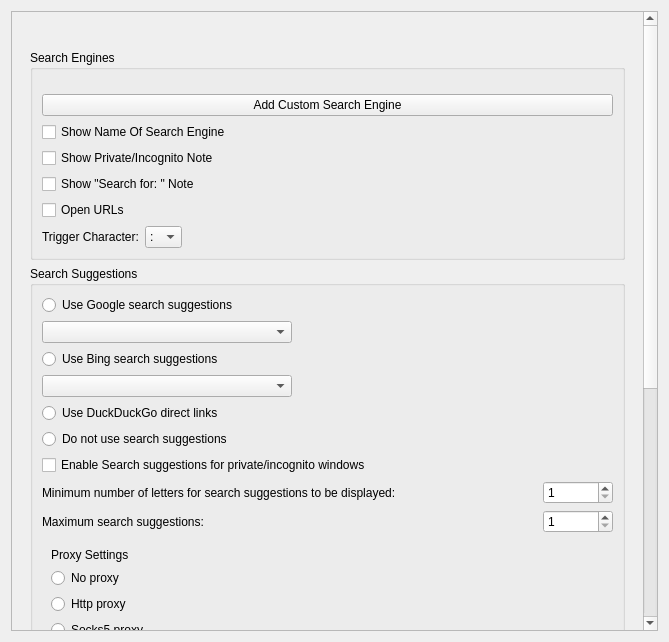
Old version of the form src/config/quick_web_shortcuts_config.ui in the repository alex1701c/QuickWebShortcuts.
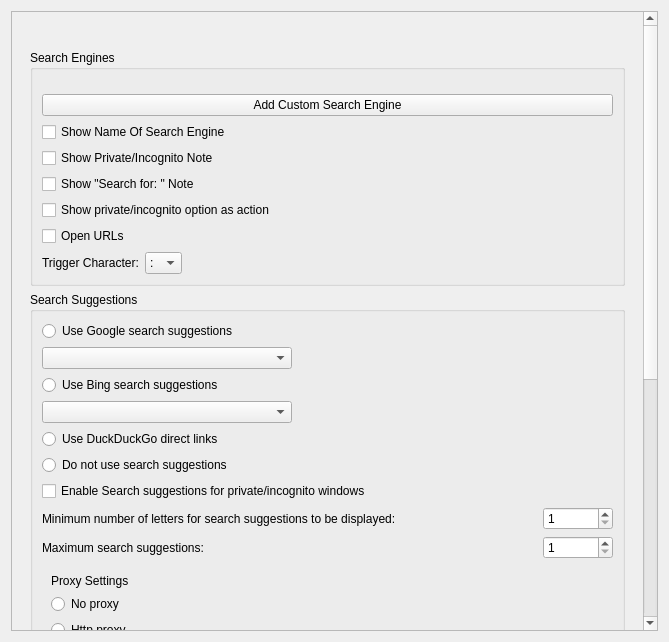
New version of the form.

Commit message: Feature: Use private/incognito mode using action

```diff
--- a/src/config/quick_web_shortcuts_config.ui
+++ b/src/config/quick_web_shortcuts_config.ui
@@ -31,8 +31,8 @@
        <rect>
         <x>0</x>
         <y>0</y>
-        <width>633</width>
-        <height>1164</height>
+        <width>632</width>
+        <height>1192</height>
        </rect>
       </property>
       <layout class="QGridLayout" name="gridLayout_2">
@@ -108,6 +108,13 @@
                </property>
               </widget>
              </item>
+             <item>
+              <widget class="QCheckBox" name="showPrivateActionCheckBox">
+               <property name="text">
+                <string>Show private/incognito option as action</string>
+               </property>
+              </widget>
+             </item>
              <item>
               <widget class="QCheckBox" name="openURLS">
                <property name="text">
```
The commit also changes 5 other files.
